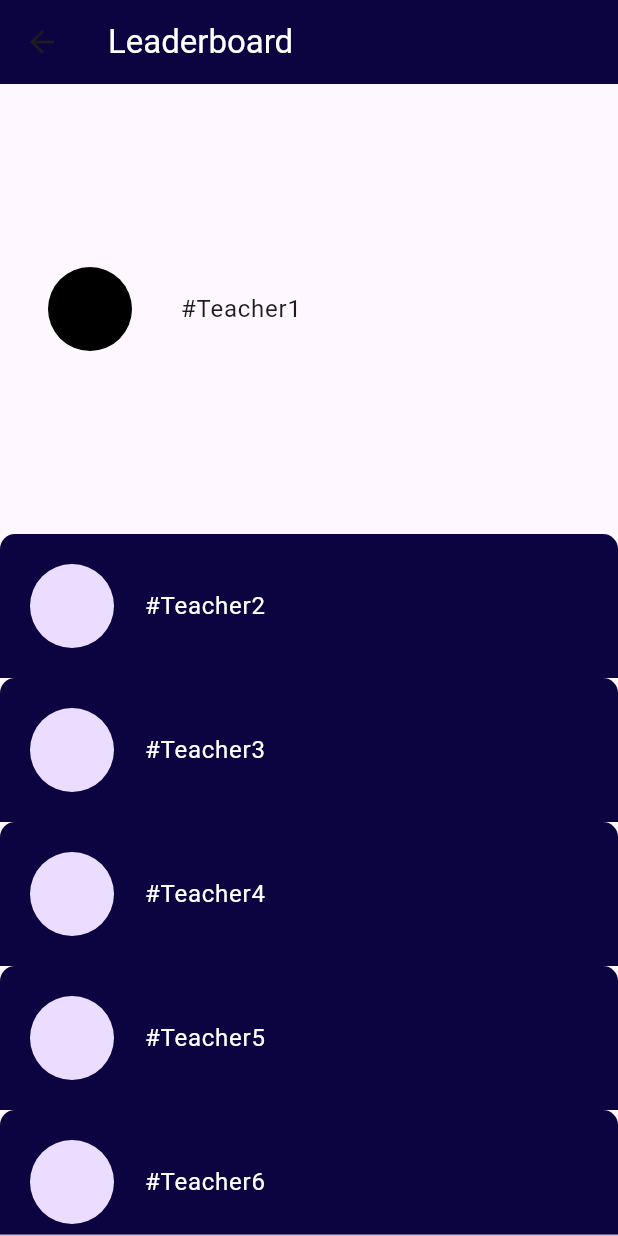
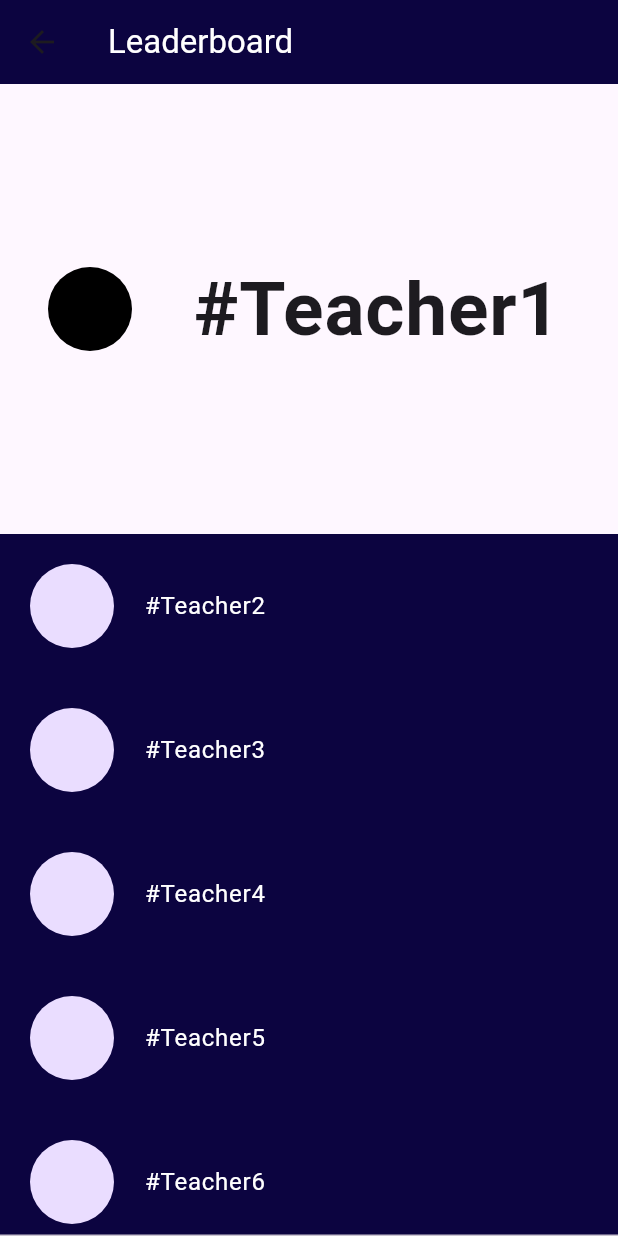
Before and after one commit to PrasannaGadalGIT/edusynergy, a Flutter app: the Leaderboard screen opened by its route, on a phone screen of 412 x 824 dp. Run offline on Flutter 3.47's test engine with Material 3 defaults, Android fonts, the phone set to English and light mode, and no system bars.

Commit message:
Page/Feature : Leaderboard Completion

```diff
--- a/frontend/lib/pages/leaderboard.dart
+++ b/frontend/lib/pages/leaderboard.dart
@@ -58,14 +58,14 @@ class MyItem extends StatelessWidget {
 
             ),
           ),
-          title: Text(' #Teacher${index + 1}'),
+          title: Text(' #Teacher${index + 1}', style: TextStyle(fontSize: 50, fontWeight: FontWeight.bold),),
         ),
       );
     } else {
       return Container(
         decoration: BoxDecoration(
           color: Color(0xff0C0440),
-          borderRadius: BorderRadius.only(topLeft: Radius.circular(10), topRight: Radius.circular(10)),
+
         ),
         child: ListTile(
           contentPadding: EdgeInsets.symmetric(horizontal: 20, vertical: 20),
```
